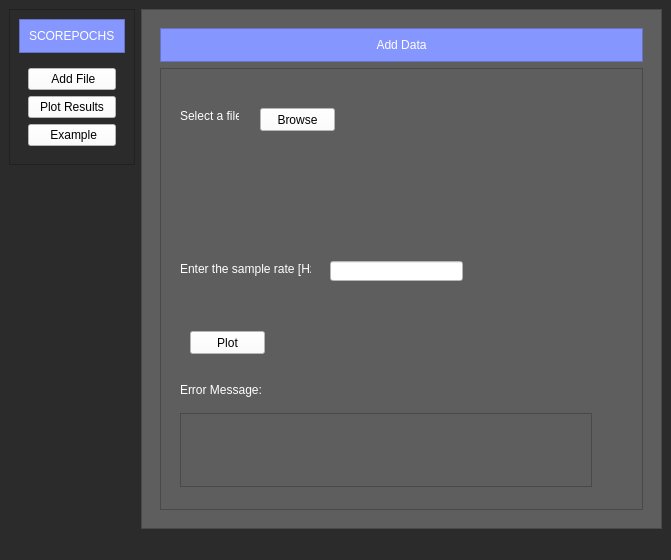
This is qt_tesi.ui in saugabriele/Scorepochs_GUI as Qt 5 draws it before an edit. The edited form follows.
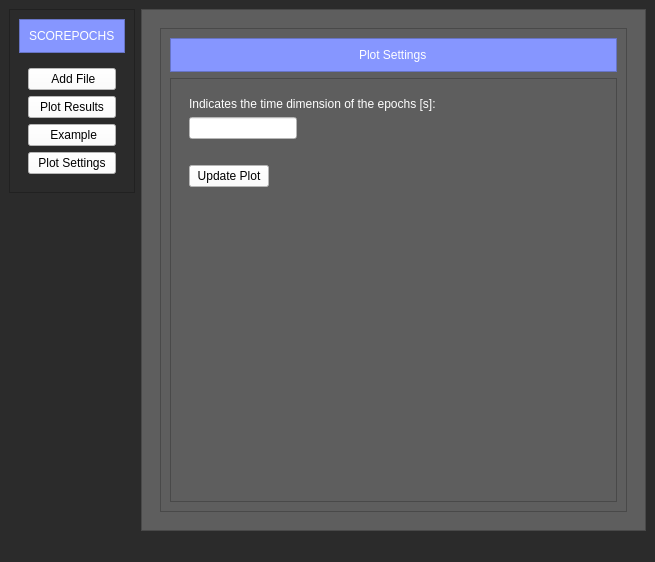
This is the edited form. Icons and pictures are not drawn.

```diff
--- a/qt_tesi.ui
+++ b/qt_tesi.ui
@@ -6,8 +6,8 @@
    <rect>
     <x>0</x>
     <y>0</y>
-    <width>671</width>
-    <height>560</height>
+    <width>655</width>
+    <height>562</height>
    </rect>
   </property>
   <property name="windowTitle">
@@ -98,6 +98,16 @@
             </property>
            </widget>
           </item>
+          <item>
+           <widget class="QPushButton" name="plot_settings_button">
+            <property name="styleSheet">
+             <string notr="true">background-color: rgb(255, 255, 255);</string>
+            </property>
+            <property name="text">
+             <string>Plot Settings</string>
+            </property>
+           </widget>
+          </item>
          </layout>
         </widget>
        </item>
@@ -119,7 +129,7 @@
        <item>
         <widget class="QStackedWidget" name="windows_StackedWidget">
          <property name="currentIndex">
-          <number>1</number>
+          <number>5</number>
          </property>
          <widget class="QWidget" name="start_page">
           <layout class="QVBoxLayout" name="verticalLayout_4">
@@ -701,6 +711,111 @@
            </item>
           </layout>
          </widget>
+         <widget class="QWidget" name="plot_settings_page">
+          <layout class="QVBoxLayout" name="verticalLayout_18">
+           <item>
+            <widget class="QFrame" name="frame_2">
+             <property name="frameShape">
+              <enum>QFrame::StyledPanel</enum>
+             </property>
+             <property name="frameShadow">
+              <enum>QFrame::Raised</enum>
+             </property>
+             <layout class="QVBoxLayout" name="verticalLayout_19">
+              <item alignment="Qt::AlignTop">
+               <widget class="QFrame" name="frame_4">
+                <property name="styleSheet">
+                 <string notr="true">background-color: rgb(134, 150, 255);</string>
+                </property>
+                <property name="frameShape">
+                 <enum>QFrame::StyledPanel</enum>
+                </property>
+                <property name="frameShadow">
+                 <enum>QFrame::Raised</enum>
+                </property>
+                <layout class="QVBoxLayout" name="verticalLayout_20">
+                 <item alignment="Qt::AlignHCenter">
+                  <widget class="QLabel" name="label_6">
+                   <property name="styleSheet">
+                    <string notr="true">background-color: rgb(134, 150, 255);
+color: rgb(255, 255, 255);
+font: 10pt &quot;MS Shell Dlg 2&quot;;</string>
+                   </property>
+                   <property name="text">
+                    <string>Plot Settings</string>
+                   </property>
+                  </widget>
+                 </item>
+                </layout>
+               </widget>
+              </item>
+              <item>
+               <widget class="QFrame" name="frame_5">
+                <property name="sizePolicy">
+                 <sizepolicy hsizetype="Preferred" vsizetype="Expanding">
+                  <horstretch>0</horstretch>
+                  <verstretch>0</verstretch>
+                 </sizepolicy>
+                </property>
+                <property name="frameShape">
+                 <enum>QFrame::StyledPanel</enum>
+                </property>
+                <property name="frameShadow">
+                 <enum>QFrame::Raised</enum>
+                </property>
+                <layout class="QVBoxLayout" name="verticalLayout_21">
+                 <item alignment="Qt::AlignTop">
+                  <widget class="QWidget" name="widget_6" native="true">
+                   <layout class="QVBoxLayout" name="verticalLayout_22">
+                    <item>
+                     <widget class="QLabel" name="label_7">
+                      <property name="styleSheet">
+                       <string notr="true">color: rgb(255, 255, 255);
+font: 9pt &quot;MS Shell Dlg 2&quot;;</string>
+                      </property>
+                      <property name="text">
+                       <string>Indicates the time dimension of the epochs [s]:</string>
+                      </property>
+                     </widget>
+                    </item>
+                    <item alignment="Qt::AlignLeft">
+                     <widget class="QLineEdit" name="time_dimension_epochs">
+                      <property name="styleSheet">
+                       <string notr="true">background-color: rgb(255, 255, 255);</string>
+                      </property>
+                     </widget>
+                    </item>
+                    <item>
+                     <widget class="QLabel" name="dimension_epochs_error_message">
+                      <property name="styleSheet">
+                       <string notr="true">color: rgb(255, 255, 255);</string>
+                      </property>
+                      <property name="text">
+                       <string/>
+                      </property>
+                     </widget>
+                    </item>
+                    <item alignment="Qt::AlignLeft">
+                     <widget class="QPushButton" name="update_plot_button">
+                      <property name="styleSheet">
+                       <string notr="true">background-color: rgb(255, 255, 255);</string>
+                      </property>
+                      <property name="text">
+                       <string>Update Plot</string>
+                      </property>
+                     </widget>
+                    </item>
+                   </layout>
+                  </widget>
+                 </item>
+                </layout>
+               </widget>
+              </item>
+             </layout>
+            </widget>
+           </item>
+          </layout>
+         </widget>
         </widget>
        </item>
       </layout>
```
Left out of the diff: 4 changed lines with no effect on the pictures.
